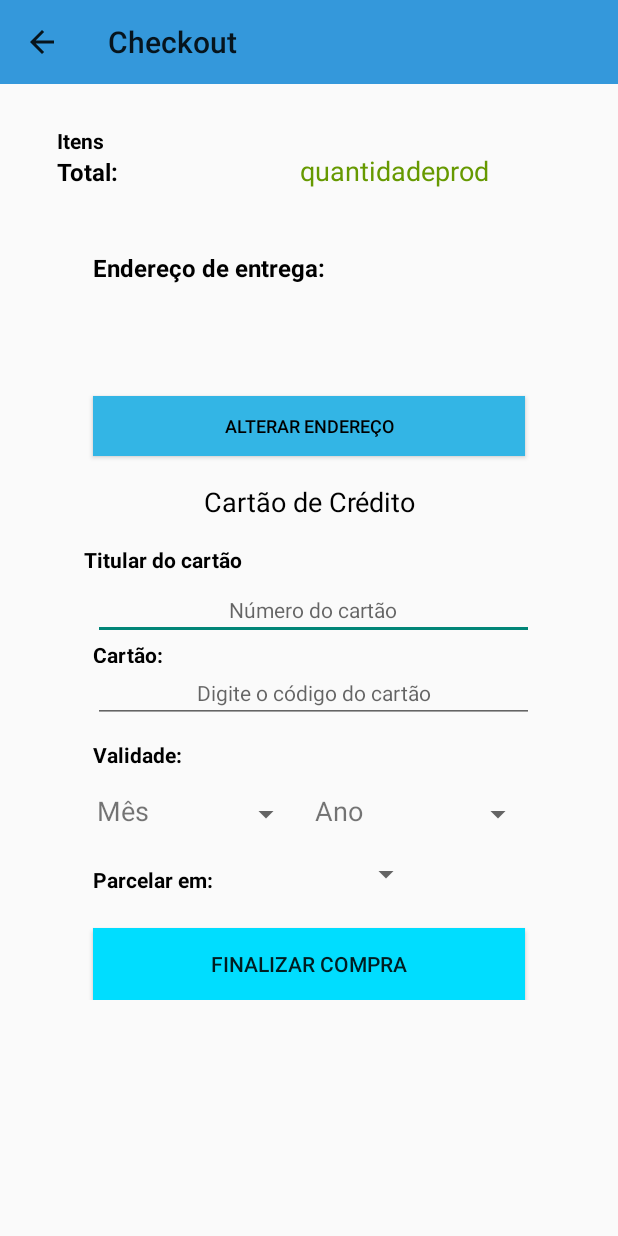
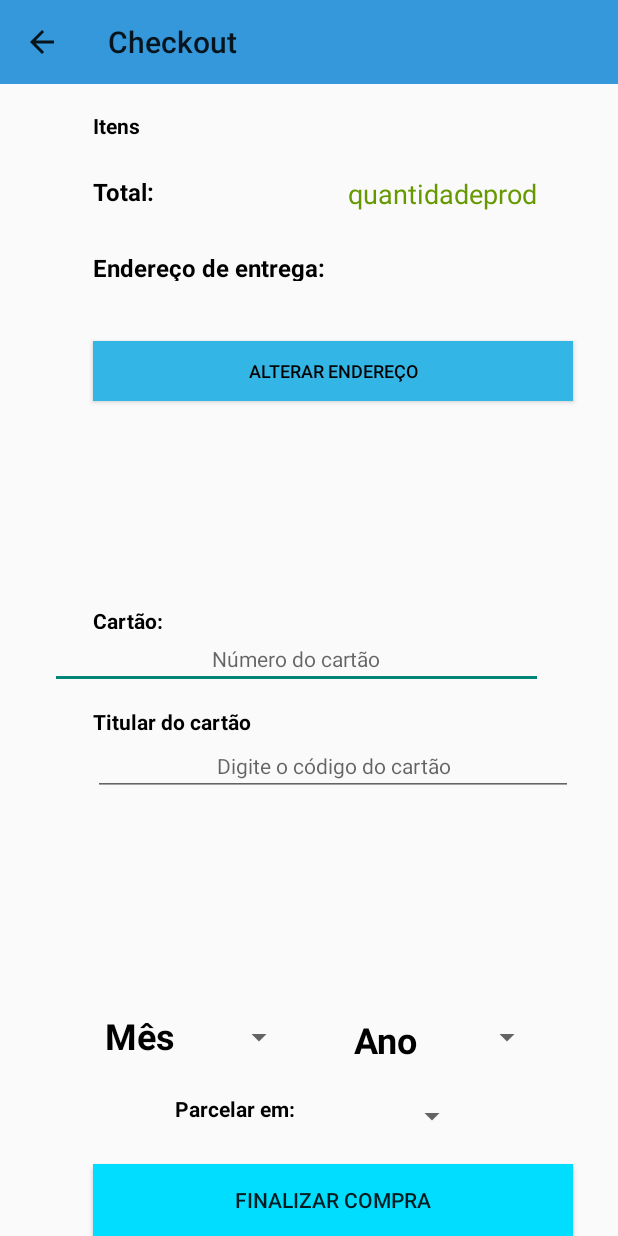
Before and after one commit to URWay/Gandalf-App, an Android app: the screen it shows after launch (Checkout), on a phone screen of 412 x 824 dp. Run offline under Robolectric (Android 15) with nearby library versions, the phone set to English and light mode, and no system bars.

Commit message:
Layout Final - Checkout

```diff
--- a/PIQuatro/app/src/main/AndroidManifest.xml
+++ b/PIQuatro/app/src/main/AndroidManifest.xml
@@ -33,7 +33,7 @@
             android:parentActivityName=".NewIndex" />
         <activity
             android:name=".Enderecos"
-            android:parentActivityName=".Configuracoes">
+            android:parentActivityName=".Frag">
 
         </activity>
 
@@ -48,6 +48,7 @@
         <activity android:name=".Checkout.Checkout"
             android:parentActivityName=".NewIndex">
 
+
         <intent-filter>
             <action android:name="android.intent.action.MAIN" />
 
--- a/PIQuatro/app/src/main/res/layout/activity_checkout.xml
+++ b/PIQuatro/app/src/main/res/layout/activity_checkout.xml
@@ -7,42 +7,24 @@
     tools:context="com.app.gandalf.piquatro.Checkout.Checkout">
 
 
-        <ScrollView
-            android:layout_width="match_parent"
-            android:layout_height="match_parent"
-            android:layout_alignParentTop="true">
-
-            <RelativeLayout
-                android:layout_width="match_parent"
-                android:layout_height="match_parent"
-                android:layout_alignParentTop="true"
-                android:layout_alignParentStart="true">
-
-
             <Button
                 android:id="@+id/comprar"
                 android:layout_width="376dp"
                 android:layout_height="wrap_content"
-                    android:layout_alignEnd="@+id/textView22"
-                    android:layout_alignParentBottom="true"
+                android:layout_alignEnd="@+id/idcod"
+                android:layout_alignStart="@+id/idcod"
                 android:background="@android:color/holo_blue_bright"
                 android:text="Finalizar compra"
                 android:textColorLink="@android:color/holo_green_dark"
-                    android:layout_alignStart="@+id/idcod" />
-
-              <TextView
-                    android:id="@+id/textView5"
-                    android:layout_width="350dp"
-                    android:layout_height="300dp"
-                  android:layout_above="@+id/textView27"
-                  android:layout_alignParentEnd="true" />
+                android:layout_alignParentBottom="true" />
 
             <TextView
                 android:id="@+id/textVQtdProduto"
                 android:layout_width="wrap_content"
                 android:layout_height="wrap_content"
                 android:layout_alignStart="@+id/textView20"
-                    android:layout_marginTop="84dp"
+                android:layout_below="@+id/toolbar"
+                android:layout_marginTop="18dp"
                 android:text="Itens"
                 android:textColor="@android:color/background_dark"
                 android:textStyle="bold" />
@@ -51,6 +33,8 @@
                 android:id="@+id/editTotal"
                 android:layout_width="150dp"
                 android:layout_height="wrap_content"
+                android:layout_alignTop="@+id/textView20"
+                android:layout_toEndOf="@+id/textView21"
                 android:clickable="false"
                 android:cursorVisible="false"
                 android:ems="10"
@@ -60,103 +44,55 @@
                 android:text="quantidadeprod"
                 android:textAlignment="textStart"
                 android:textColor="@android:color/holo_green_dark"
-                    android:textSize="18dp"
-                    android:layout_alignBaseline="@+id/textView20"
-                    android:layout_alignBottom="@+id/textView20"
-                    android:layout_alignEnd="@+id/textView22" />
+                android:textSize="18dp" />
 
             <TextView
                 android:id="@+id/textView20"
                 android:layout_width="100dp"
                 android:layout_height="wrap_content"
+                android:layout_alignStart="@+id/textView21"
+                android:layout_below="@+id/textVQtdProduto"
+                android:layout_marginTop="23dp"
                 android:text="Total:"
                 android:textColor="@android:color/black"
                 android:textSize="16sp"
-                    android:textStyle="bold"
-                    android:layout_marginStart="38dp"
-                    android:layout_below="@+id/textVQtdProduto"
-                    android:layout_alignParentStart="true" />
-
+                android:textStyle="bold" />
 
 
     <TextView
         android:id="@+id/textView21"
         android:layout_width="wrap_content"
-                    android:layout_height="30dp"
+        android:layout_height="20dp"
+        android:layout_below="@+id/editTotal"
+        android:layout_marginEnd="15dp"
+        android:layout_marginTop="26dp"
+        android:layout_toStartOf="@+id/spinParcelas"
         android:text="Endereço de entrega:"
         android:textColor="@android:color/black"
         android:textSize="16sp"
-                    android:textStyle="bold"
-                    android:layout_marginTop="41dp"
-                    android:layout_below="@+id/editTotal"
-                    android:layout_alignStart="@+id/textView5" />
+        android:textStyle="bold" />
 
             <TextView
                 android:id="@+id/textEndereco"
                 android:layout_width="match_parent"
-                    android:layout_height="60dp"
-                    android:layout_marginStart="10dp"
-                    android:layout_alignParentStart="true"
-                    android:layout_below="@+id/textView21"
-                    android:layout_alignEnd="@+id/textView22" />
+                android:layout_height="40dp"
+                android:layout_alignEnd="@+id/editTotal"
+                android:layout_alignStart="@+id/textView21"
+                android:layout_below="@+id/textView21" />
 
 
-                <TextView
-                    android:id="@+id/textView22"
-                    android:layout_width="350dp"
-                    android:layout_height="150dp"
-
-                    android:layout_marginRight="15dp"
-                    android:layout_marginTop="49dp"
-                    android:layout_below="@+id/textView21"
-                    android:layout_alignParentStart="true" />
             <Button
                 android:id="@+id/btnEnderecoTroca"
                 android:layout_width="wrap_content"
                 android:layout_height="40dp"
+                android:layout_alignEnd="@+id/textEndereco"
+                android:layout_alignStart="@+id/textEndereco"
                 android:layout_below="@+id/textEndereco"
                 android:background="@android:color/holo_blue_light"
                 android:text="Alterar endereço"
                 android:textAlignment="center"
                 android:textColor="@android:color/black"
-                    android:textSize="12sp"
-                    android:layout_alignTop="@+id/textView22"
-                    android:layout_alignEnd="@+id/textView22"
-                    android:layout_marginTop="17dp"
-                    android:layout_alignStart="@+id/textView5" />
-
-
-                <TextView
-                    android:id="@+id/textView25"
-                    android:layout_width="300dp"
-                    android:layout_height="30dp"
-                    android:layout_below="@+id/btnEnderecoTroca"
-                    android:layout_centerHorizontal="true"
-                    android:layout_marginTop="18dp"
-                    android:text="Cartão de Crédito"
-                    android:textAlignment="center"
-                    android:textColor="@android:color/black"
-                    android:textSize="18sp" />
-
-                <TextView
-                    android:id="@+id/textView26"
-                    android:layout_width="400dp"
-                    android:layout_height="270dp"
-                    android:text=""
-                    android:layout_below="@+id/textView22"
-                    android:layout_alignParentStart="true" />
-
-                <TextView
-                    android:id="@+id/textView27"
-                    android:layout_width="60dp"
-                    android:layout_height="15dp"
-
-                    android:layout_alignStart="@+id/txtnumcod"
-                    android:layout_below="@+id/txtnumcod"
-                    android:lineSpacingExtra="14sp"
-                    android:text="Cartão:"
-                    android:textColor="@android:color/background_dark"
-                    android:textStyle="bold" />
+                android:textSize="12sp" />
 
 
             <TextView
@@ -167,30 +103,17 @@
                 android:textColor="@android:color/background_dark"
                 android:textSize="14sp"
                 android:textStyle="bold"
-                    android:layout_below="@+id/textView25"
-                    android:layout_alignStart="@+id/textView25"
-                    android:layout_marginTop="11dp" />
-
-                <TextView
-                    android:id="@+id/textView29"
-                    android:layout_width="wrap_content"
-                    android:layout_height="wrap_content"
-                    android:layout_marginTop="11dp"
-                    android:text="Validade:"
-                    android:textColor="@android:color/background_dark"
-                    android:textSize="14sp"
-                    android:textStyle="bold"
-                    android:layout_below="@+id/idcod"
-                    android:layout_alignStart="@+id/idcod" />
+                android:layout_below="@+id/txtnumcod"
+                android:layout_alignStart="@+id/btnEnderecoTroca"
+                android:layout_marginTop="12dp" />
 
 
             <Spinner
                 android:id="@+id/spinnerParcela"
                 android:layout_width="80dp"
                 android:layout_height="30dp"
-                    android:layout_marginTop="15dp"
-                    android:layout_below="@+id/textView29"
-                    android:layout_toEndOf="@+id/textView29">
+                android:layout_alignTop="@+id/textView18"
+                android:layout_alignStart="@+id/textView9">
 
             </Spinner>
 
@@ -199,26 +122,26 @@
                 android:layout_width="100dp"
 
                 android:layout_height="wrap_content"
+                android:layout_alignBottom="@+id/spinParcelas"
+                android:layout_alignEnd="@+id/textView21"
+                android:layout_marginBottom="15dp"
                 android:text="Parcelar em:"
                 android:textColor="@android:color/background_dark"
-                    android:textStyle="bold"
-                    android:layout_marginBottom="12dp"
-                    android:layout_alignBottom="@+id/spinParcelas"
-                    android:layout_alignStart="@+id/textView15" />
+                android:textStyle="bold" />
 
     <EditText
         android:id="@+id/txtnumcod"
-                    android:layout_width="350dp"
+        android:layout_width="match_parent"
         android:layout_height="40dp"
         android:ems="10"
         android:hint="Número do cartão"
         android:inputType="textPersonName"
         android:textAlignment="center"
         android:textSize="14sp"
-                    android:layout_alignBaseline="@+id/textView26"
-                    android:layout_alignBottom="@+id/textView26"
-                    android:layout_alignStart="@+id/textView5"
-                    android:layout_alignEnd="@+id/textView25" />
+        android:layout_below="@+id/textView27"
+        android:layout_alignParentStart="true"
+        android:layout_marginStart="33dp"
+        android:layout_alignEnd="@+id/spiAno" />
 
 
             <EditText
@@ -230,19 +153,9 @@
                 android:inputType="number"
                 android:textAlignment="center"
                 android:textSize="14sp"
-                    android:layout_below="@+id/textView27"
-                    android:layout_alignStart="@+id/txtnumcod"
-                    android:layout_alignEnd="@+id/txtnumcod" />
-
-                <TextView
-                    android:id="@+id/textView15"
-                    android:layout_width="40dp"
-                    android:layout_height="30dp"
-                    android:text="Mês"
-                    android:textAlignment="center"
-                    android:textSize="18sp"
-                    android:layout_alignTop="@+id/spinnerParcela"
-                    android:layout_alignStart="@+id/textView29" />
+                android:layout_below="@+id/textView28"
+                android:layout_alignStart="@+id/textView28"
+                android:layout_alignEnd="@+id/btnEnderecoTroca" />
 
 
             <TextView
@@ -252,27 +165,20 @@
                 android:text="Ano"
                 android:textAlignment="center"
                 android:textAllCaps="false"
-                    android:textSize="18sp"
+                android:textColor="@android:color/background_dark"
+                android:textSize="24sp"
+                android:textStyle="bold"
                 android:layout_above="@+id/spinParcelas"
-                    android:layout_alignStart="@+id/spinParcelas" />
-
-                <Spinner
-                    android:id="@+id/spiAno"
-                    android:layout_width="80dp"
-                    android:layout_height="30dp"
-                    android:layout_above="@+id/spinParcelas"
-                    android:layout_alignEnd="@+id/idcod">
-
-                </Spinner>
+                android:layout_toStartOf="@+id/spiAno"
+                android:layout_marginBottom="17dp" />
 
     <Spinner
         android:id="@+id/spinParcelas"
         android:layout_width="80dp"
-                    android:layout_height="50dp"
-                    android:layout_below="@+id/spinnerParcela"
-                    android:layout_toEndOf="@+id/spinnerParcela" />
-            </RelativeLayout>
-        </ScrollView>
+        android:layout_height="40dp"
+        android:layout_above="@+id/comprar"
+        android:layout_alignStart="@+id/textView18"
+        android:layout_marginBottom="12dp" />
 
 
             <android.support.v7.widget.Toolbar
@@ -285,5 +191,38 @@
                 android:minHeight="?attr/actionBarSize"
                 android:theme="?attr/actionBarTheme" />
 
+            <TextView
+                android:id="@+id/textView27"
+                android:layout_width="60dp"
+                android:layout_height="15dp"
+
+                android:lineSpacingExtra="14sp"
+                android:text="Cartão:"
+                android:textColor="@android:color/background_dark"
+                android:textStyle="bold"
+                android:layout_centerVertical="true"
+                android:layout_alignStart="@+id/btnEnderecoTroca" />
+
+            <Spinner
+                android:id="@+id/spiAno"
+                android:layout_width="80dp"
+                android:layout_height="30dp"
+                android:layout_marginEnd="50dp"
+                android:layout_alignTop="@+id/textView18"
+                android:layout_alignParentEnd="true">
+
+            </Spinner>
+
+            <TextView
+                android:id="@+id/textView7"
+                android:layout_width="wrap_content"
+                android:layout_height="wrap_content"
+                android:text="Mês"
+                android:textColor="@android:color/background_dark"
+                android:textSize="24sp"
+                android:textStyle="bold"
+                android:layout_alignBottom="@+id/spinnerParcela"
+                android:layout_toStartOf="@+id/spinnerParcela" />
+
 
 </RelativeLayout>
```
Lines whose indentation alone changed are shown as unchanged.
